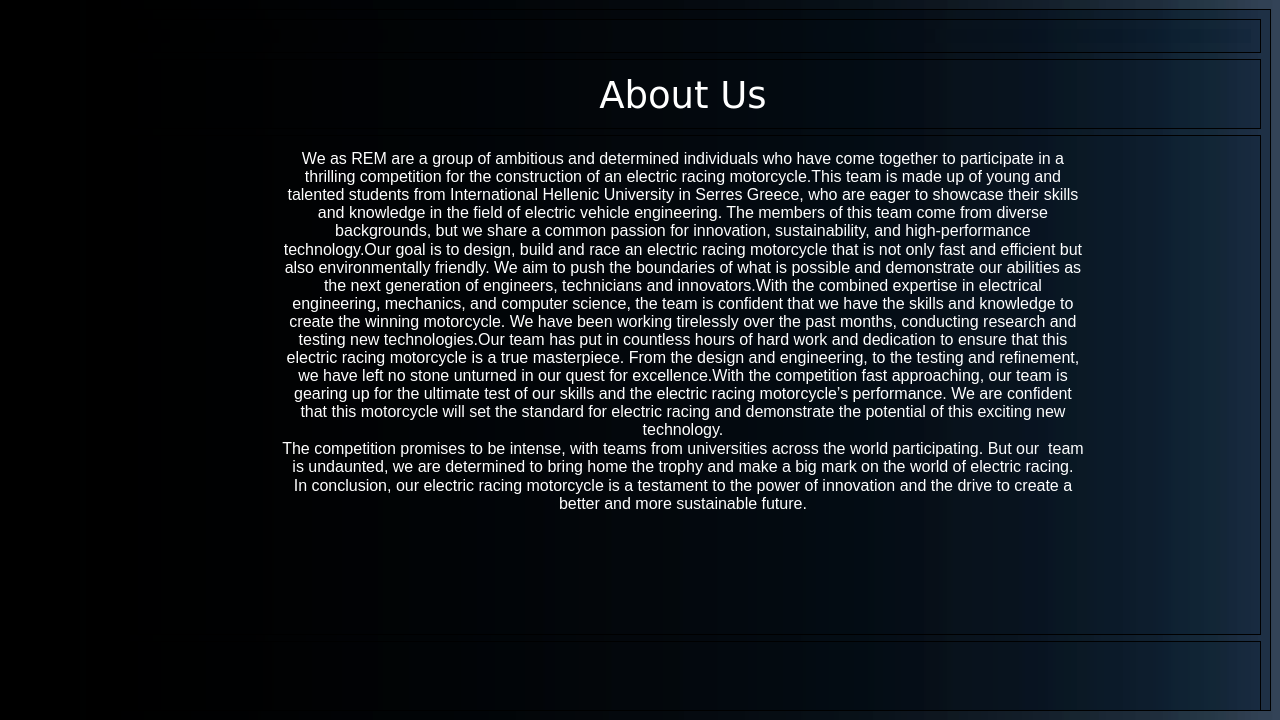
Above: mainwindow.ui from Rem-Ihu/rem-ng-assist before the change. Below: the same form after it.
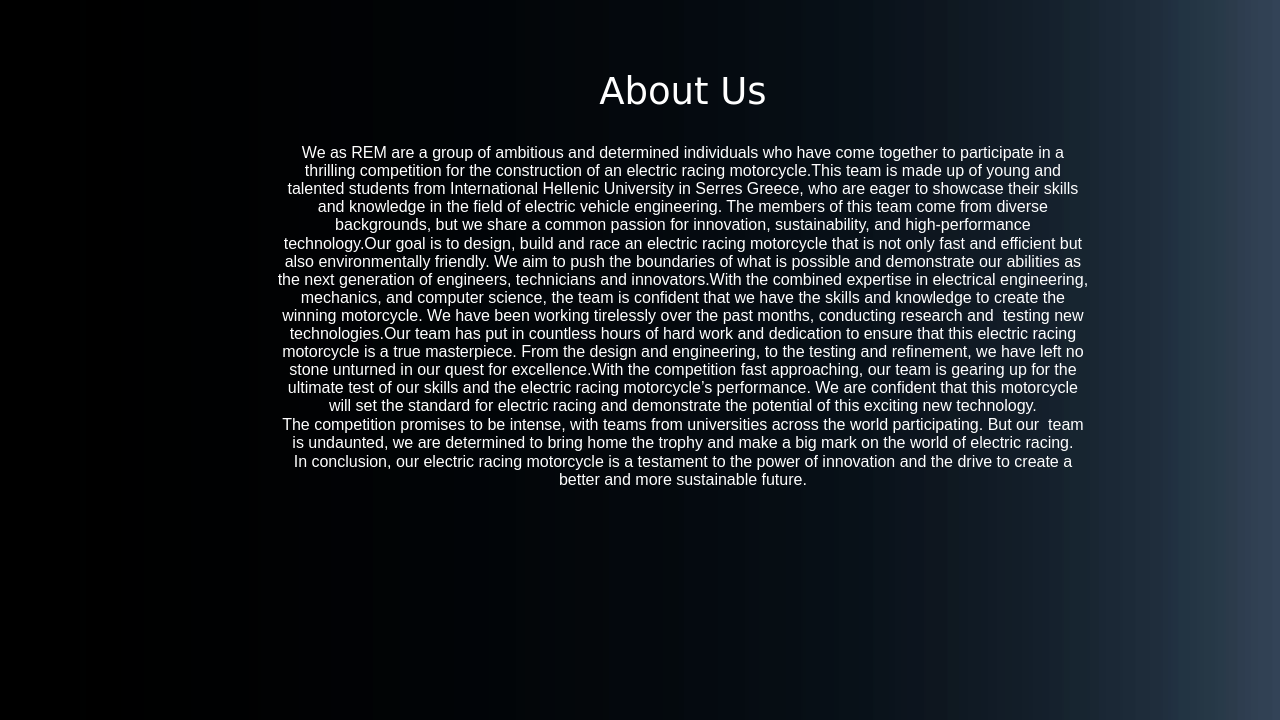
That is the form after the change. Icons and pictures are not drawn.

Commit message: FINISHED ABOUTUS

What changed in the file:
```diff
--- a/mainwindow.ui
+++ b/mainwindow.ui
@@ -4168,7 +4168,11 @@
       <widget class="QWidget" name="AboutUs">
        <layout class="QGridLayout" name="gridLayout_18">
         <item row="1" column="1">
-         <widget class="QScrollArea" name="scrollArea_3">
+         <widget class="QScrollArea" name="scrollArea_AboutUs">
+          <property name="styleSheet">
+           <string notr="true">background-color: rgba(255, 0, 0, 0);
+border:none;</string>
+          </property>
           <property name="verticalScrollBarPolicy">
            <enum>Qt::ScrollBarAlwaysOff</enum>
           </property>
@@ -4182,11 +4186,15 @@
            <property name="geometry">
             <rect>
              <x>0</x>
-             <y>-1720</y>
-             <width>1169</width>
-             <height>2416</height>
+             <y>0</y>
+             <width>1171</width>
+             <height>2075</height>
             </rect>
            </property>
+           <property name="styleSheet">
+            <string notr="true">background-color: rgba(255, 0, 0, 0);
+border:none;</string>
+           </property>
            <layout class="QGridLayout" name="gridLayout_19">
             <item row="3" column="0">
              <widget class="QFrame" name="frame_Photos2019">
@@ -4196,6 +4204,10 @@
                 <height>450</height>
                </size>
               </property>
+              <property name="styleSheet">
+               <string notr="true">background-color: rgba(255, 0, 0, 0);
+border:none;</string>
+              </property>
               <property name="frameShape">
                <enum>QFrame::StyledPanel</enum>
               </property>
@@ -4270,6 +4282,10 @@
                 <height>18888</height>
                </size>
               </property>
+              <property name="styleSheet">
+               <string notr="true">background-color: rgba(255, 0, 0, 0);
+border:none;</string>
+              </property>
               <property name="frameShape">
                <enum>QFrame::StyledPanel</enum>
               </property>
@@ -4515,6 +4531,10 @@
                 <height>500</height>
                </size>
               </property>
+              <property name="styleSheet">
+               <string notr="true">background-color: rgba(255, 0, 0, 0);
+border:none;</string>
+              </property>
               <property name="frameShape">
                <enum>QFrame::StyledPanel</enum>
               </property>
@@ -4587,6 +4607,10 @@
             </item>
             <item row="1" column="0">
              <widget class="QFrame" name="frame_AboutUsTitle">
+              <property name="styleSheet">
+               <string notr="true">background-color: rgba(255, 0, 0, 0);
+border:none;</string>
+              </property>
               <property name="frameShape">
                <enum>QFrame::StyledPanel</enum>
               </property>
```
Left out of the diff: 56 changed lines with no effect on the pictures.
